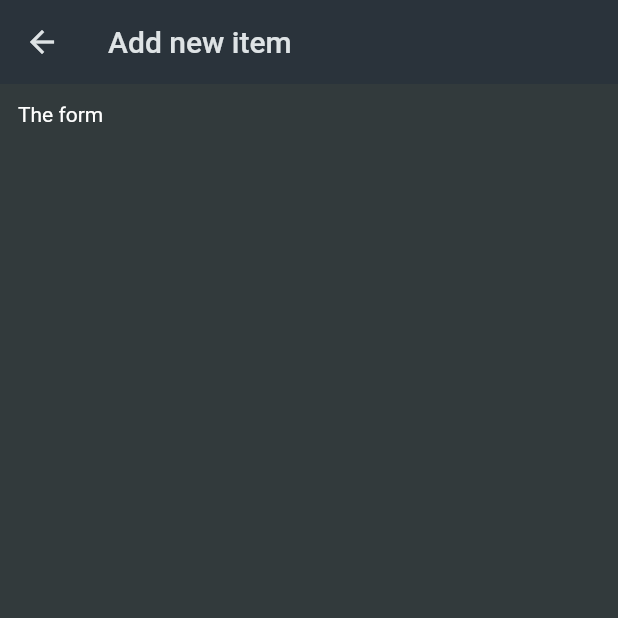
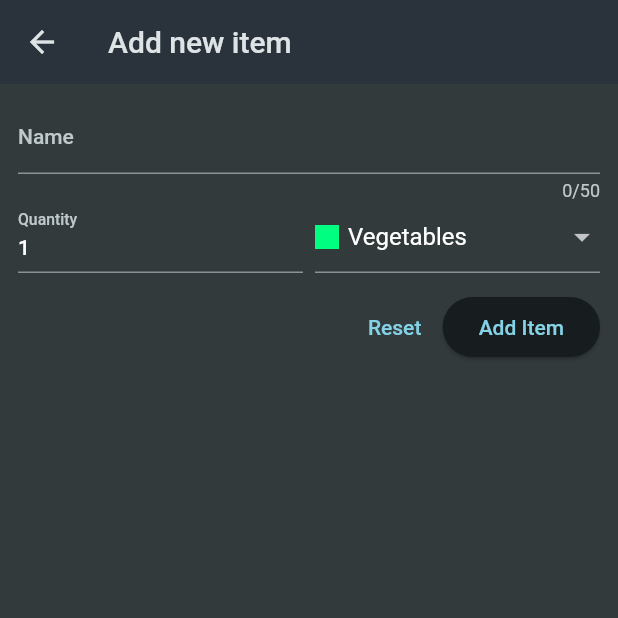
Before and after one commit to mihirsingh3838/shopping_list, a Flutter app: the screen it shows after launch, after a tap on the "add" icon, on a phone screen of 412 x 824 dp, the top half of it. Run offline on Flutter 3.47's test engine with Material 2 defaults, Android fonts, the phone set to English and light mode, and no system bars.

Commit message:
Form UI of app

```diff
--- a/lib/widgets/grocery_list.dart
+++ b/lib/widgets/grocery_list.dart
@@ -1,5 +1,5 @@
 import 'package:flutter/material.dart';
-import 'package:shopping_list/data/dummy_items.dart';
+import 'package:shopping_list/models/grocery_item.dart';
 import 'package:shopping_list/widgets/new_item.dart';
 
 class GroceryList extends StatefulWidget {
@@ -10,16 +10,59 @@ class GroceryList extends StatefulWidget {
 }
 
 class _GroceryListState extends State<GroceryList> {
-  void _addItem() {
-    Navigator.of(context).push(
+  final List<GroceryItem> _groceryItems = [];
+
+  void _addItem() async {
+    final newItem = await Navigator.of(context).push<GroceryItem>(
       MaterialPageRoute(
         builder: (ctx) => const NewItem(),
       ),
     );
+    if (newItem == null) {
+      return;
+    }
+    setState(() {
+      _groceryItems.add(newItem);
+    });
+  }
+
+  void _removeItem(GroceryItem item) {
+    setState(() {
+      _groceryItems.remove(item);
+    });
   }
 
   @override
   Widget build(BuildContext context) {
+    Widget content = const Center(
+      child: Text('No item added yet!'),
+    );
+
+    if (_groceryItems.isNotEmpty) {
+      content = ListView.builder(
+        itemCount: _groceryItems.length,
+        itemBuilder: (ctx, index) => Dismissible(
+          onDismissed: (direction) {
+            _removeItem(
+              _groceryItems[index],
+            );
+          },
+          key: ValueKey(_groceryItems[index].id),
+          child: ListTile(
+            title: Text(_groceryItems[index].name),
+            leading: Container(
+              width: 24,
+              height: 24,
+              color: _groceryItems[index].category.color,
+            ),
+            trailing: Text(
+              _groceryItems[index].quantity.toString(),
+            ),
+          ),
+        ),
+      );
+    }
+
     return Scaffold(
       appBar: AppBar(
         title: const Text('Your Groceries'),
@@ -30,20 +73,7 @@ class _GroceryListState extends State<GroceryList> {
           )
         ],
       ),
-      body: ListView.builder(
-        itemCount: groceryItems.length,
-        itemBuilder: (ctx, index) => ListTile(
-          title: Text(groceryItems[index].name),
-          leading: Container(
-            width: 24,
-            height: 24,
-            color: groceryItems[index].category.color,
-          ),
-          trailing: Text(
-            groceryItems[index].quantity.toString(),
-          ),
-        ),
-      ),
+      body: content,
     );
   }
 }
--- a/lib/widgets/new_item.dart
+++ b/lib/widgets/new_item.dart
@@ -1,4 +1,7 @@
 import 'package:flutter/material.dart';
+import 'package:shopping_list/data/categories.dart';
+import 'package:shopping_list/models/category.dart';
+import 'package:shopping_list/models/grocery_item.dart';
 
 class NewItem extends StatefulWidget {
   const NewItem({super.key});
@@ -8,6 +11,24 @@ class NewItem extends StatefulWidget {
 }
 
 class _NewItemState extends State<NewItem> {
+  final _formkey = GlobalKey<FormState>();
+  var _enteredName = '';
+  var _enteredQuantity = 1;
+  var _selectedCategory = categories[Categories.vegetables]!;
+
+  void _saveItem() {
+    if (_formkey.currentState!.validate()) {
+      _formkey.currentState!.save();
+      Navigator.of(context).pop(
+        GroceryItem(
+            id: DateTime.now().toString(),
+            name: _enteredName,
+            category: _selectedCategory,
+            quantity: _enteredQuantity),
+      );
+    }
+  }
+
   @override
   Widget build(BuildContext context) {
     return Scaffold(
@@ -16,7 +37,103 @@ class _NewItemState extends State<NewItem> {
       ),
       body: Padding(
         padding: const EdgeInsets.all(12),
-        child: Text('The form'),
+        child: Form(
+          key: _formkey,
+          child: Column(children: [
+            TextFormField(
+              maxLength: 50,
+              decoration: const InputDecoration(
+                label: Text('Name'),
+              ),
+              validator: (value) {
+                if (value == null ||
+                    value.isEmpty ||
+                    value.trim().length <= 1 ||
+                    value.trim().length > 50) {
+                  return 'Must be between 1 and 50 characters';
+                }
+                return null;
+              },
+              onSaved: (value) {
+                _enteredName = value!;
+              },
+            ),
+            Row(
+              crossAxisAlignment: CrossAxisAlignment.end,
+              children: [
+                Expanded(
+                  child: TextFormField(
+                    decoration: const InputDecoration(
+                      label: Text('Quantity'),
+                    ),
+                    keyboardType: TextInputType.number,
+                    initialValue: _enteredQuantity.toString(),
+                    validator: (value) {
+                      if (value == null ||
+                          value.isEmpty ||
+                          int.tryParse(value) == null ||
+                          int.tryParse(value)! <= 0) {
+                        return 'Must be valid positive number';
+                      }
+                      return null;
+                    },
+                    onSaved: (value) {
+                      _enteredQuantity = int.parse(value!);
+                    },
+                  ),
+                ),
+                const SizedBox(
+                  width: 8,
+                ),
+                Expanded(
+                  child: DropdownButtonFormField(
+                      value: _selectedCategory,
+                      items: [
+                        for (final category in categories.entries)
+                          DropdownMenuItem(
+                              value: category.value,
+                              child: Row(
+                                children: [
+                                  Container(
+                                    width: 16,
+                                    height: 16,
+                                    color: category.value.color,
+                                  ),
+                                  const SizedBox(
+                                    width: 6,
+                                  ),
+                                  Text(category.value.title),
+                                ],
+                              ))
+                      ],
+                      onChanged: (value) {
+                        setState(() {
+                          _selectedCategory = value!;
+                        });
+                      }),
+                ),
+              ],
+            ),
+            const SizedBox(
+              height: 12,
+            ),
+            Row(
+              mainAxisAlignment: MainAxisAlignment.end,
+              children: [
+                TextButton(
+                  onPressed: () {
+                    _formkey.currentState!.reset();
+                  },
+                  child: const Text('Reset'),
+                ),
+                ElevatedButton(
+                  onPressed: _saveItem,
+                  child: const Text('Add Item'),
+                ),
+              ],
+            )
+          ]),
+        ),
       ),
     );
   }
```
Also changed, not shown: lib/data/dummy_items.dart (deleted, +0 -21 lines).
